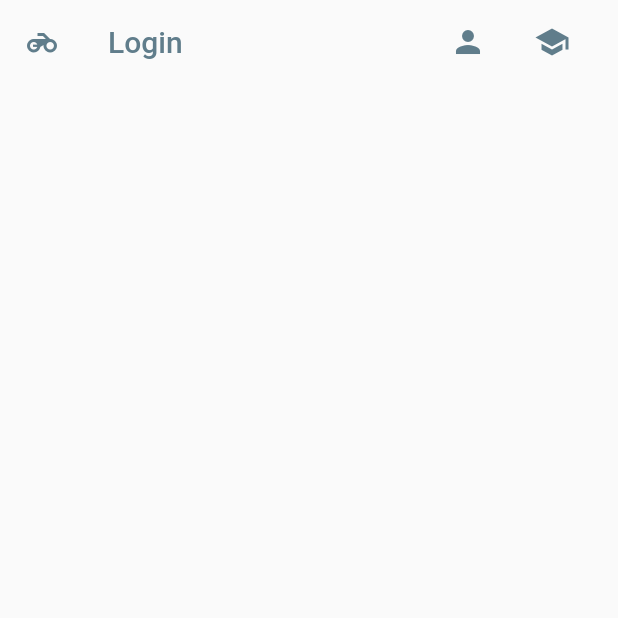
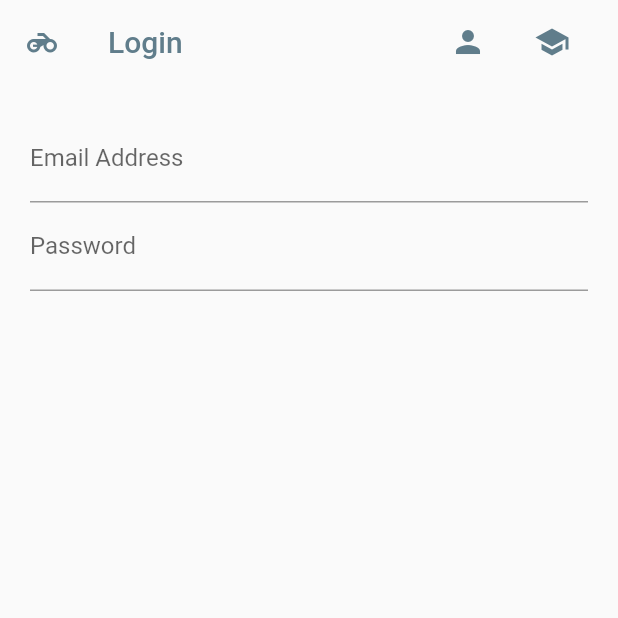
Before and after one commit to gbmahili/Flutter-Login-BLOC, a Flutter app: the screen it shows after launch, on a phone screen of 412 x 824 dp, the top half of it. Run offline on Flutter 3.47's test engine with Material 2 defaults, Android fonts, the phone set to English and light mode, and no system bars.

Commit message:
Added TextField

```diff
--- a/lib/src/screens/login_screen.dart
+++ b/lib/src/screens/login_screen.dart
@@ -26,13 +26,41 @@ class LoginScreen extends StatelessWidget {
             Icons.motorcycle,
             color: black,
           ),
-          actions: <Widget>[
-            new Actions(black: black)
-          ],
+          actions: <Widget>[new Actions(black: black)],
         ),
-        body: Container(),
+        body: new Container(
+          margin: new EdgeInsets.all(20.0),
+          child: new Column(
+            children: <Widget>[
+              emailField(),
+              passwordlField()
+            ],
+          ),
+        ),
       ),
       debugShowCheckedModeBanner: false,
+    );
+  }
+
+  Widget emailField() {
+    return new TextField(
+      keyboardType: TextInputType.emailAddress,
+      decoration: new InputDecoration(
+        hintText: 'you@email.com',
+        labelText: 'Email Address',
+        hintStyle: TextStyle(color: black)
+      ),
+    );
+  }
+
+  Widget passwordlField() {
+    return new TextField(
+      obscureText: true,
+      decoration: new InputDecoration(
+        hintText: 'Password',
+        labelText: 'Password',
+        hintStyle: TextStyle(color: black)
+      ),
     );
   }
 }
```
